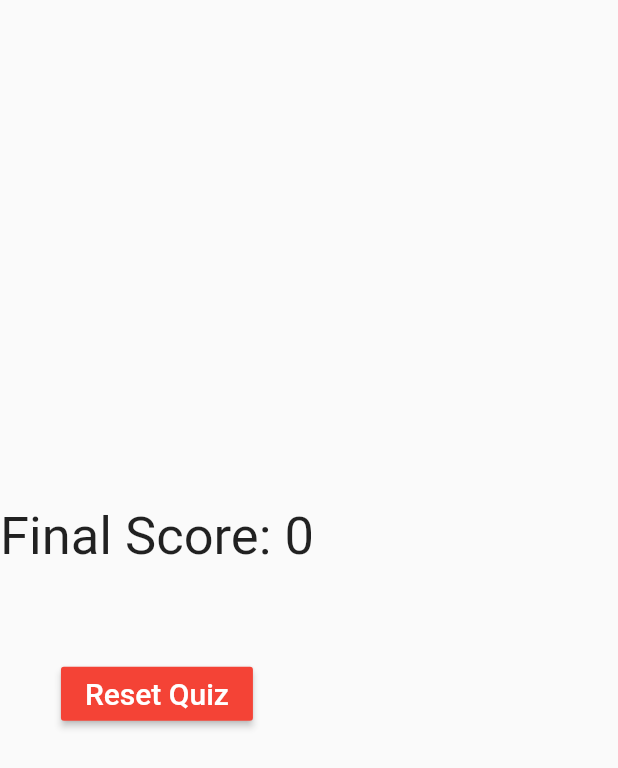
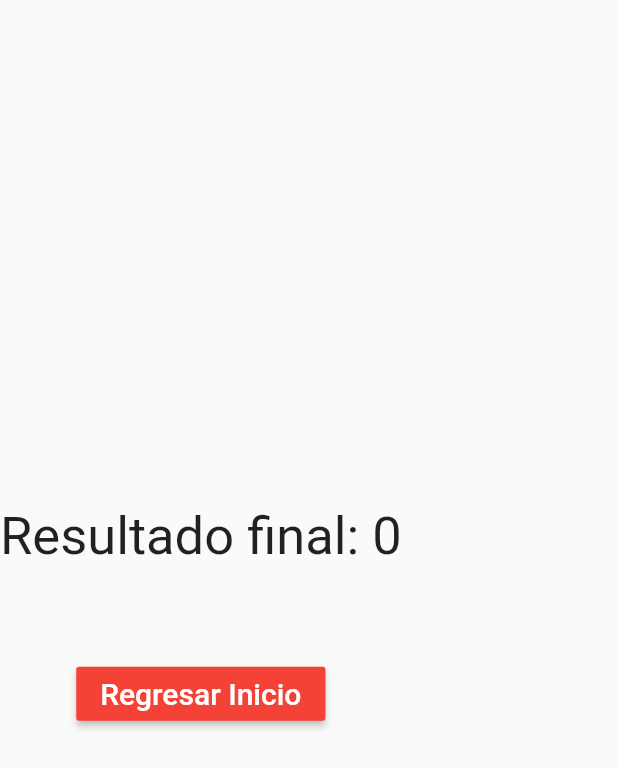
Before and after one commit to giosave/Quiz_Tec_Demo, a Flutter app: the ResultFinal screen opened directly, on a phone screen of 412 x 824 dp. Shown: the top 768 px of the screen. Run offline on Flutter 3.47's test engine with Material 2 defaults, Android fonts, the phone set to English and light mode, and no system bars.

Commit message:
Change route. modify text and add comments

```diff
--- a/lib/main.dart
+++ b/lib/main.dart
@@ -1,11 +1,11 @@
 import 'package:flutter/material.dart';
 
-import 'package:quiz_tec_demo/ui/views/question_first.dart';
+import 'package:quiz_tec_demo/ui/views/question_home.dart';
 
 void main(){
   runApp(
       MaterialApp(
-        home: QuestionFirst(),
+        home: QuestionHome(),
       )
   );
 }
--- a/lib/ui/views/question_first.dart
+++ b/lib/ui/views/question_first.dart
@@ -17,11 +17,11 @@ class QuestionFirst extends StatefulWidget{
 class QuestionFirstState extends State<QuestionFirst> {
   @override
   Widget build(BuildContext context) {
-    print(questionNumber);//inicia en 1
-    print(quiz.cuestionario.length);
-    //if(quiz.choices[questionNumber][0] == quiz.correctAnswers[questionNumber])
-    print("choices questions ${quiz.choices[questionNumber][0]}");
-    print("quiz correct answers ${quiz.correctAnswers[questionNumber]}");
+    //print(questionNumber);//inicia en 1
+    //print(quiz.cuestionario.length);
+    ////if(quiz.choices[questionNumber][0] == quiz.correctAnswers[questionNumber])
+    //print("choices questions ${quiz.choices[questionNumber][0]}");
+    //print("quiz correct answers ${quiz.correctAnswers[questionNumber]}");
     return WillPopScope(
         onWillPop: () async => false,
         child: Scaffold(
@@ -36,11 +36,11 @@ class QuestionFirstState extends State<QuestionFirst> {
                   child: Row(
                     mainAxisAlignment: MainAxisAlignment.spaceBetween,
                     children: <Widget>[
-                      Text("Prregunta ${questionNumber + 1} of ${quiz.cuestionario.length}",
+                      Text("Pregunta ${questionNumber + 1} of ${quiz.cuestionario.length}",
                         style: TextStyle(
                             fontSize: 22.0
                         ),),
-                      Text("Score: $finalScore",
+                      Text("Puntos: $finalScore",
                         style: TextStyle(
                             fontSize: 22.0
                         ),)
--- a/lib/ui/views/question_home.dart
+++ b/lib/ui/views/question_home.dart
@@ -13,7 +13,7 @@ class QuestionHomeState extends State<QuestionHome>{
   Widget build(BuildContext context) {
     return Scaffold(
       appBar: AppBar(
-        title: Text("app_tec"),
+        title: Text("Aplicacion Estres ITM"),
         backgroundColor: Colors.blue,
       ),
       body: Container(
--- a/lib/ui/views/result_final.dart
+++ b/lib/ui/views/result_final.dart
@@ -16,7 +16,7 @@ class ResultFinal extends StatelessWidget{
           child: Column(
             mainAxisAlignment: MainAxisAlignment.center,
             children: <Widget>[
-              Text("Final Score: $score",
+              Text("Resultado final: $score",
                 style: TextStyle(
                     fontSize: 35.0
                 ),),
@@ -28,8 +28,8 @@ class ResultFinal extends StatelessWidget{
                   finalScore = 0;
                   Navigator.pop(context);
                 },
-                child: Text("Reset Quiz",
-                  style:  TextStyle(
+                child: Text("Regresar Inicio",
+                  style: TextStyle(
                       fontSize: 20.0,
                       color: Colors.white
                   ),),)
```
Lines whose indentation alone changed are shown as unchanged.
